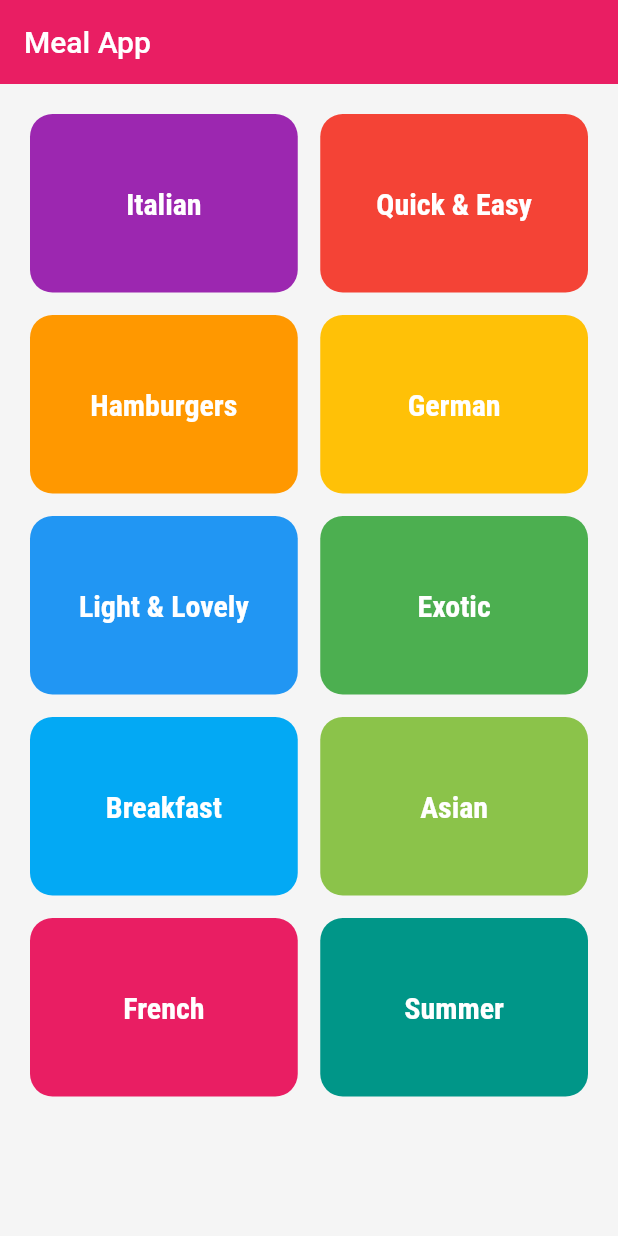
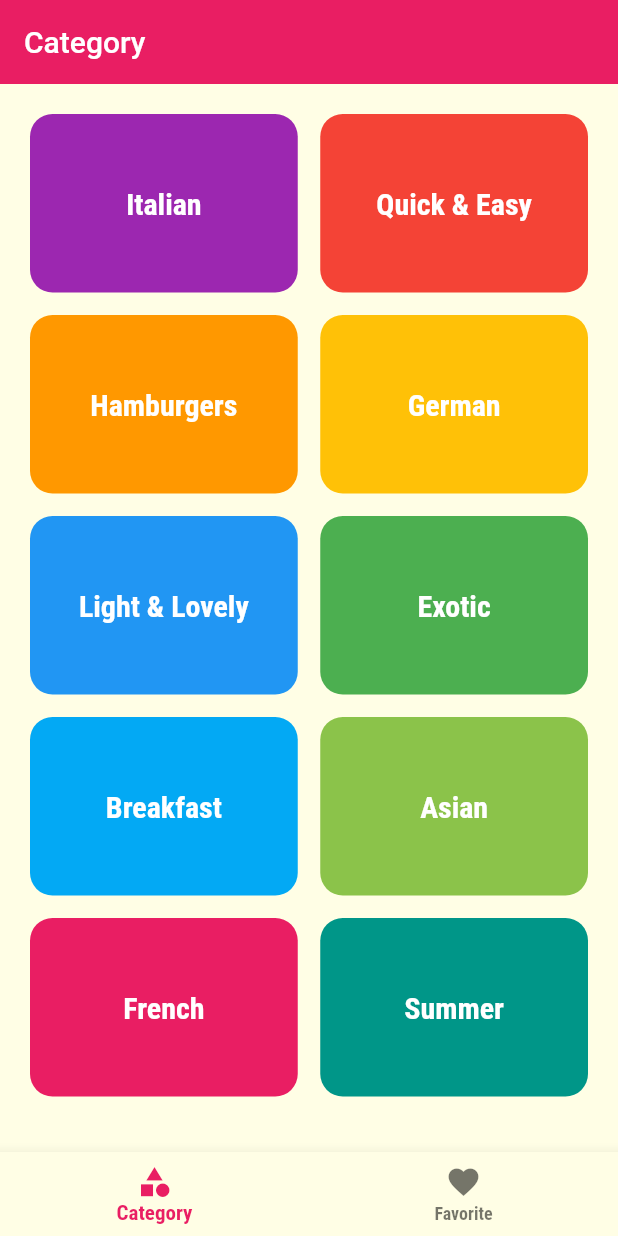
Before and after one commit to Esmail-Sameh/meal_app, a Flutter app: the screen it shows after launch, on a phone screen of 412 x 824 dp. Run offline on Flutter 3.47's test engine with Material 2 defaults, Android fonts, the light colour scheme and no system bars; our stand-ins replace flutter_bloc.

Commit message:
add cubit & add home screen	abs & button navigation bar

```diff
--- /dev/null
+++ b/lib/cubit/cubit.dart
@@ -0,0 +1,29 @@
+import 'package:flutter/material.dart';
+import 'package:flutter_bloc/flutter_bloc.dart';
+import 'package:meal_app/screens/favorite_screen.dart';
+import '../cubit/states.dart';
+import '../screens/category_screen.dart';
+
+class MealCubit extends Cubit<MealStates>{
+  MealCubit() :super(Meal_Initial_State());
+
+  static MealCubit get(context)=>BlocProvider.of(context);
+
+  late int currentIndex = 0;
+  List<Widget> screens = [
+    Category_Screen(),
+    FavoriteScreen(),
+  ];
+  List<String> titles = [
+    'Category',
+    'Favorite',
+  ];
+
+  void change_Button_NavBar_State(int value){
+    currentIndex = value ;
+    emit(Meal_Change_Button_NavBar_State());
+  }
+
+
+
+}
--- /dev/null
+++ b/lib/cubit/states.dart
@@ -0,0 +1,5 @@
+abstract class MealStates {}
+
+class Meal_Initial_State extends MealStates{}
+
+class Meal_Change_Button_NavBar_State extends MealStates{}
--- a/lib/main.dart
+++ b/lib/main.dart
@@ -1,8 +1,13 @@
 import 'package:flutter/cupertino.dart';
 import 'package:flutter/material.dart';
+import 'package:flutter_bloc/flutter_bloc.dart';
+import 'package:meal_app/cubit/cubit.dart';
+import 'package:meal_app/cubit/states.dart';
 import 'package:meal_app/screens/category_meals_screen.dart';
 import 'package:meal_app/screens/category_screen.dart';
+import 'package:meal_app/screens/favorite_screen.dart';
 import 'package:meal_app/screens/meal_detail_screen.dart';
+import 'package:meal_app/screens/tabs_screen.dart';
 
 void main (){
   runApp(MyApp());
@@ -13,13 +18,15 @@ class MyApp extends StatelessWidget {
 
   @override
   Widget build(BuildContext context) {
-    return MaterialApp(
+    return BlocProvider(
+      create: (context) => MealCubit(),
+      child: MaterialApp(
         debugShowCheckedModeBanner: false,
         initialRoute: '/',
         theme: ThemeData(
           primarySwatch: Colors.pink,
           hintColor : Colors.amber,
-        canvasColor: Colors.grey[100],
+          canvasColor: Color.fromRGBO(255, 254, 229, 1),
           appBarTheme: AppBarTheme(
               elevation: 0
           ),
@@ -43,10 +50,14 @@ class MyApp extends StatelessWidget {
 
         ),
         routes: {
-        '/': (context) => Category_Screen(),
+          '/': (context) => TabsScreen(),
+          'category_screen': (context) => Category_Screen(),
+          'favorite_screen': (context) => FavoriteScreen(),
           'category_meal_screen': (context) => Category_Meals_Screen(),
-        'meal_detail' : (context) => MealDetail(),
+          'meal_detail_screen' : (context) => MealDetail(),
         },
+      ),
+
     );
   }
 }
--- a/lib/screens/category_screen.dart
+++ b/lib/screens/category_screen.dart
@@ -5,11 +5,6 @@ class Category_Screen extends StatelessWidget {
   @override
   Widget build(BuildContext context) {
     return Scaffold(
-        appBar: AppBar(
-          title: Text(
-              "Meal App"
-          ),
-        ),
         body: GridView(
           padding: EdgeInsets.all(20),
           children: DUMMY_CATEGORIES.map((catData) =>
--- /dev/null
+++ b/lib/screens/favorite_screen.dart
@@ -0,0 +1,12 @@
+import 'package:flutter/cupertino.dart';
+import 'package:flutter/material.dart';
+
+class FavoriteScreen extends StatelessWidget {
+
+  @override
+  Widget build(BuildContext context) {
+    return Center(
+      child: Text('favorite' , style: TextStyle(fontSize: 25 , fontWeight: FontWeight.bold , color: Colors.blue),),
+    );
+  }
+}
--- /dev/null
+++ b/lib/screens/tabs_screen.dart
@@ -0,0 +1,42 @@
+import 'package:flutter/material.dart';
+import 'package:flutter_bloc/flutter_bloc.dart';
+import 'package:meal_app/cubit/cubit.dart';
+import 'package:meal_app/cubit/states.dart';
+
+class TabsScreen extends StatelessWidget {
+  const TabsScreen({Key? key}) : super(key: key);
+
+  @override
+  Widget build(BuildContext context) {
+    var cubit = MealCubit.get(context);
+    return BlocConsumer<MealCubit , MealStates>(
+      listener: (context, state) {},
+      builder: (context, state) {
+        return Scaffold(
+          appBar: AppBar(
+            title: Text('${cubit.titles[cubit.currentIndex]}'),
+          ),
+          body: cubit.screens[cubit.currentIndex],
+          bottomNavigationBar: BottomNavigationBar(
+            onTap:(value) {
+             cubit.change_Button_NavBar_State(value);
+             print(cubit.currentIndex);
+            } ,
+            currentIndex: cubit.currentIndex,
+            items: [
+              BottomNavigationBarItem(
+                icon: Icon(Icons.category),
+                label: 'Category',
+              ),
+              BottomNavigationBarItem(
+                icon: Icon(Icons.favorite),
+                label: 'Favorite',
+              ),
+
+            ],
+          ),
+        );
+      },
+    );
+  }
+}
--- a/lib/widgets/meal_item.dart
+++ b/lib/widgets/meal_item.dart
@@ -55,7 +55,7 @@ class Meal_Item extends StatelessWidget {
   void selectedMealItem(BuildContext context) {
     Navigator.pushNamed(
       context,
-      'meal_detail',
+      'meal_detail_screen',
       arguments: id,
     );
   }
--- a/pubspec.yaml
+++ b/pubspec.yaml
@@ -13,6 +13,8 @@ dependencies:
     sdk: flutter
 
   cupertino_icons: ^1.0.2
+  bloc: ^8.1.2
+  flutter_bloc: ^8.1.3
 
 dev_dependencies:
   flutter_test:
```
Also changed, not shown: pubspec.lock. Lines whose indentation alone changed are shown as unchanged.
